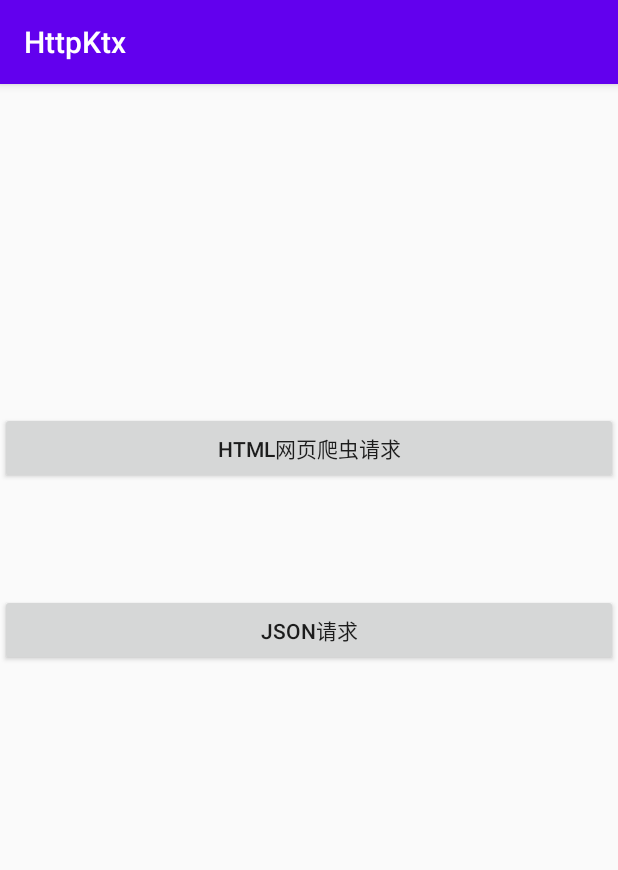
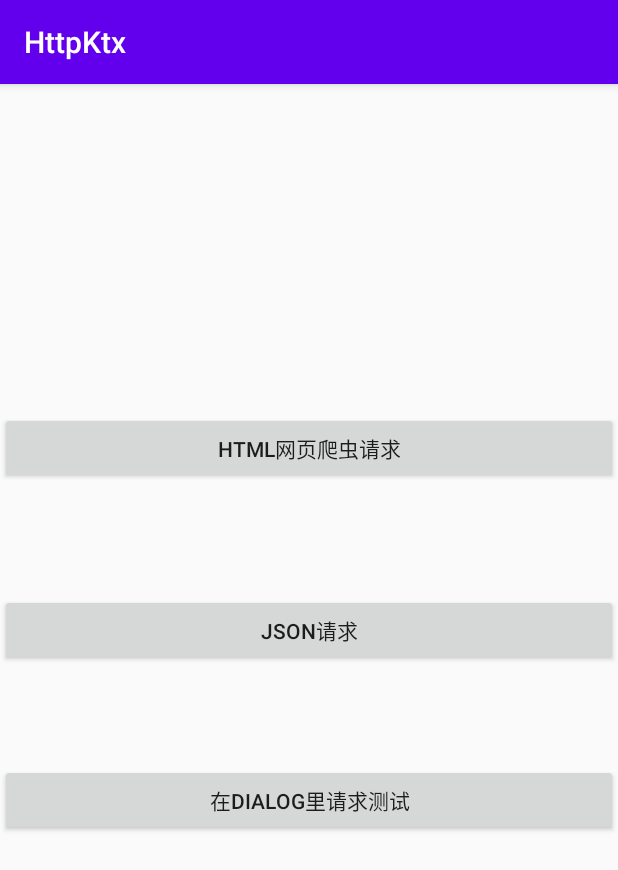
Before and after one commit to JKlover/HttpKtx, an Android app: the screen it shows after launch (MainActivity), on a phone screen of 412 x 824 dp. Shown: the top 870 px of the screen. Run offline under Robolectric (Android 15) with nearby library versions, the phone set to English and light mode, and no system bars.

Commit message:
完善，Activity销毁取消OkHttp底层的请求

```diff
--- a/app/build.gradle
+++ b/app/build.gradle
@@ -41,4 +41,5 @@ dependencies {
     implementation "org.jetbrains.anko:anko:0.10.8"
     androidTestImplementation 'androidx.test.espresso:espresso-core:3.2.0'
     implementation project(path: ':httpktx')
+    implementation 'com.google.android.material:material:1.1.0'
 }
--- a/app/src/main/res/layout/activity_main.xml
+++ b/app/src/main/res/layout/activity_main.xml
@@ -31,4 +31,16 @@
         app:layout_constraintTop_toBottomOf="@+id/btn1"
         app:layout_constraintVertical_bias="0.0" />
 
+    <Button
+        android:id="@+id/btn3"
+        android:layout_width="0dp"
+        android:layout_height="wrap_content"
+        android:layout_marginTop="56dp"
+        android:layout_marginBottom="257dp"
+        android:text="在dialog里请求测试"
+        app:layout_constraintBottom_toBottomOf="parent"
+        app:layout_constraintEnd_toEndOf="parent"
+        app:layout_constraintStart_toStartOf="parent"
+        app:layout_constraintTop_toBottomOf="@+id/btn2" />
+
 </androidx.constraintlayout.widget.ConstraintLayout>
--- a/httpktx/src/main/java/com/st/httpktx/BaseRequest.kt
+++ b/httpktx/src/main/java/com/st/httpktx/BaseRequest.kt
@@ -10,7 +10,6 @@ open class BaseRequest<T> {
     var url: String? = null
     var method: String? = null
     var body: RequestBody? = null
-    var tag: Any? = null
     var postRequest: Any? = null
     var mParams: MutableMap<String, String> = mutableMapOf()
     var mHeaders: MutableMap<String, String> = mutableMapOf()
--- a/httpktx/src/main/java/com/st/httpktx/Http.kt
+++ b/httpktx/src/main/java/com/st/httpktx/Http.kt
@@ -6,6 +6,7 @@ import com.alibaba.fastjson.JSONObject
 import com.st.httpktx.utils.StreamTools
 import kotlinx.coroutines.Dispatchers
 import kotlinx.coroutines.GlobalScope
+import kotlinx.coroutines.delay
 import kotlinx.coroutines.withContext
 import okhttp3.MediaType.Companion.toMediaTypeOrNull
 import okhttp3.RequestBody.Companion.toRequestBody
@@ -57,7 +58,6 @@ inline fun <reified T> httpJsonEngine(http: BaseRequest<T>.() -> Unit) {
             } else {//抓取异常的接口
                 httpCore.mFail("接口异常")
             }
-
         } catch (e: Exception) {
             httpCore.mFail("异常")
         }
@@ -85,6 +85,8 @@ fun httpHtmlEngine(http: HttpString.() -> Unit) {
                     var b=response.body!!.byteStream()
                     return@withContext  StreamTools.getInstance().getInputStreamToStringWithEnc(b,httpCore.enc)
                 }
+//                Log.e("ST--->","我还存在")
+//                delay(8000)
                 httpCore.mSuccess(body)
             } else {//抓取异常的接口
                 httpCore.mFail("接口异常")
--- a/httpktx/src/main/java/com/st/httpktx/InitContentProvider.kt
+++ b/httpktx/src/main/java/com/st/httpktx/InitContentProvider.kt
@@ -71,9 +71,11 @@ internal object NetAppWatcher {
             }
 
             override fun onActivityStarted(activity: Activity) {
+
             }
-
             override fun onActivityDestroyed(activity: Activity) {
+                //取消在该Activity所有的OkHttp内部的线程请求
+                Http.cancelHttpJop(activity.javaClass.name)
             }
 
             override fun onActivitySaveInstanceState(activity: Activity, outState: Bundle) {
--- a/httpktx/src/main/java/com/st/httpktx/LifecycleCoroutineListener.kt
+++ b/httpktx/src/main/java/com/st/httpktx/LifecycleCoroutineListener.kt
@@ -1,9 +1,11 @@
 package com.st.httpktx
 
+import android.util.Log
 import androidx.lifecycle.Lifecycle
 import androidx.lifecycle.LifecycleObserver
 import androidx.lifecycle.OnLifecycleEvent
 import kotlinx.coroutines.Job
+import okhttp3.OkHttpClient
 
 /**
  * code bt St on 2020/3/4
--- a/httpktx/src/main/java/com/st/httpktx/MyAcManager.java
+++ b/httpktx/src/main/java/com/st/httpktx/MyAcManager.java
@@ -11,20 +11,14 @@ import java.lang.ref.WeakReference;
  */
 
 public class MyAcManager {
-
     private static MyAcManager sInstance = new MyAcManager();
-
     private WeakReference<FragmentActivity> sCurrentActivityWeakRef;
-
-
     private MyAcManager() {
 
     }
-
     public static MyAcManager getInstance() {
         return sInstance;
     }
-
     public FragmentActivity getCurrentActivity() {
         FragmentActivity currentActivity = null;
         if (sCurrentActivityWeakRef != null) {
```
Also changed, not shown: app/src/main/java/com/st/httpktx/test/HtmlActivity.kt (+12 -9 lines), app/src/main/java/com/st/httpktx/test/HttpDialog.kt (added, +46 -0 lines), app/src/main/java/com/st/httpktx/test/JsonActivity.kt (+7 -8 lines), app/src/main/java/com/st/httpktx/test/MainActivity.kt (+3 -0 lines), app/src/main/java/com/st/httpktx/test/ResponseEntity.java (+0 -1 lines), app/src/main/res/anim/dialog_bottom_in.xml (added, +10 -0 lines), app/src/main/res/anim/dialog_bottom_out.xml (added, +9 -0 lines), app/src/main/res/layout/dialog_http_test.xml (added, +22 -0 lines), app/src/main/res/values/styles.xml (+20 -0 lines), httpktx/src/main/java/com/st/httpktx/HttpCore.kt (+8 -7 lines).
